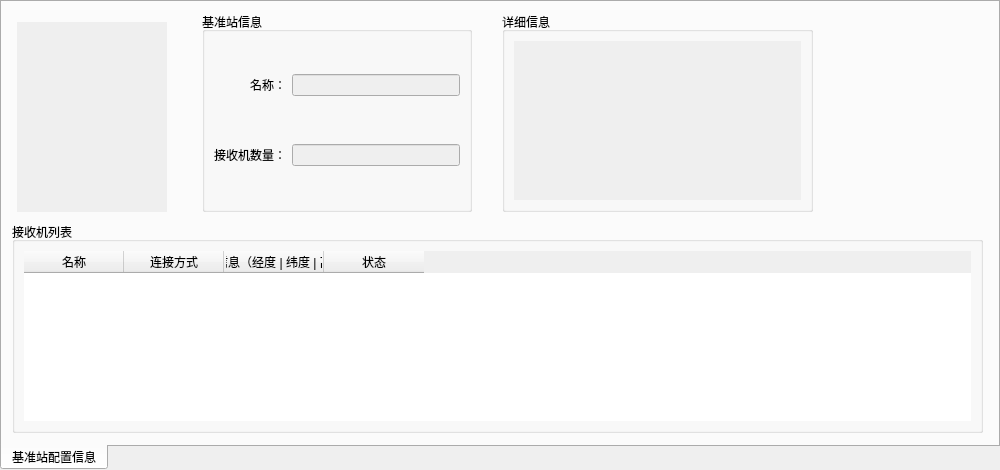
Above: widget/standardstationinfo_widget.ui from yanghang8612/SMAMMainUI before the change. Below: the same form after it.
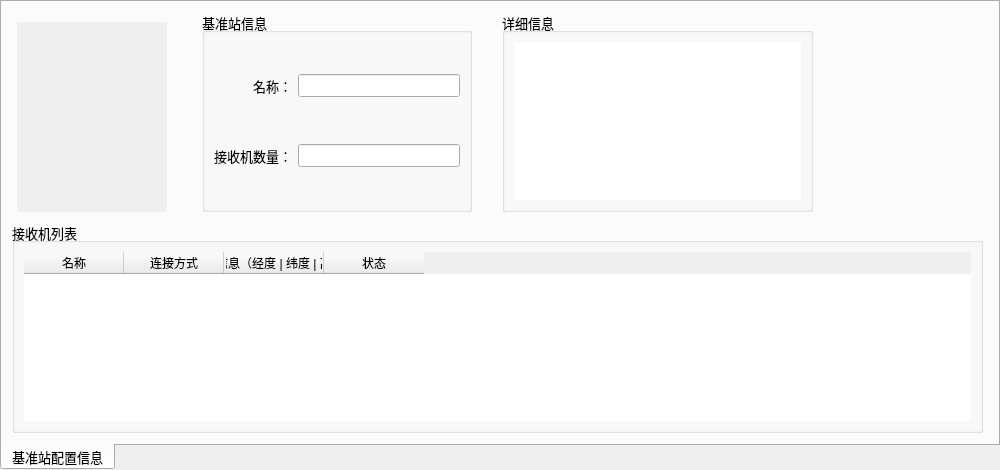
That is the form after the change.

Diff of the .ui file:
```diff
--- a/widget/standardstationinfo_widget.ui
+++ b/widget/standardstationinfo_widget.ui
@@ -12,6 +12,7 @@
   </property>
   <property name="font">
    <font>
+    <pointsize>10</pointsize>
     <weight>50</weight>
     <italic>false</italic>
     <bold>false</bold>
@@ -61,9 +62,6 @@
     <layout class="QVBoxLayout" name="verticalLayout_5">
      <item>
       <widget class="QTextBrowser" name="stationDetail">
-       <property name="enabled">
-        <bool>false</bool>
-       </property>
        <property name="frameShape">
         <enum>QFrame::NoFrame</enum>
        </property>
@@ -112,12 +110,6 @@
      </item>
      <item row="0" column="1">
       <widget class="QLineEdit" name="stationNameEdit">
-       <property name="enabled">
-        <bool>false</bool>
-       </property>
-       <property name="cursor">
-        <cursorShape>ArrowCursor</cursorShape>
-       </property>
        <property name="styleSheet">
         <string notr="true"/>
        </property>
@@ -128,12 +120,6 @@
      </item>
      <item row="3" column="1">
       <widget class="QLineEdit" name="receiverCountEdit">
-       <property name="enabled">
-        <bool>false</bool>
-       </property>
-       <property name="cursor">
-        <cursorShape>ArrowCursor</cursorShape>
-       </property>
        <property name="readOnly">
         <bool>true</bool>
        </property>
```
